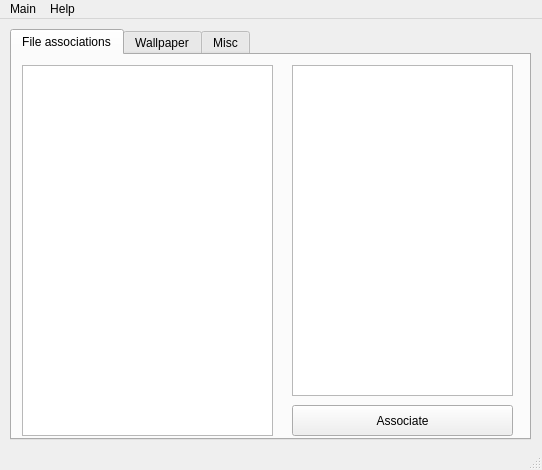
Old version of the form src/qsettings/qsettings.ui in the repository fluxer/bfp.
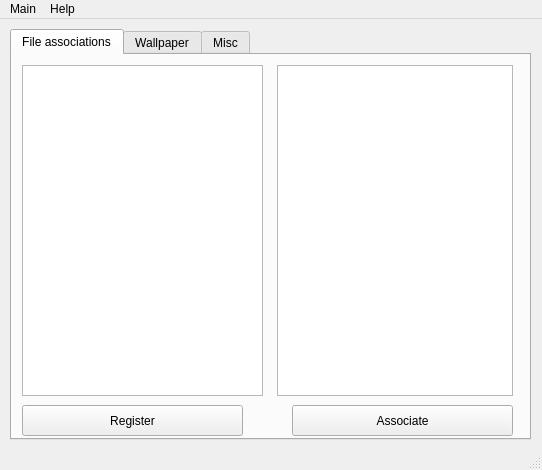
New version of the form. The open tabs and pages were chosen to show the change. Icons and pictures are not drawn.

```diff
--- a/src/qsettings/qsettings.ui
+++ b/src/qsettings/qsettings.ui
@@ -34,22 +34,22 @@
      <attribute name="title">
       <string>File associations</string>
      </attribute>
-     <widget class="QListView" name="MimesView">
+     <widget class="QListWidget" name="MimesView">
       <property name="geometry">
        <rect>
         <x>10</x>
         <y>10</y>
-        <width>251</width>
-        <height>371</height>
+        <width>241</width>
+        <height>331</height>
        </rect>
       </property>
      </widget>
-     <widget class="QListView" name="ProgramsView">
+     <widget class="QListWidget" name="ProgramsView">
       <property name="geometry">
        <rect>
-        <x>280</x>
+        <x>265</x>
         <y>10</y>
-        <width>221</width>
+        <width>236</width>
         <height>331</height>
        </rect>
       </property>
@@ -68,7 +68,24 @@
       </property>
       <property name="icon">
        <iconset resource="../qresources/libqresources.qrc">
-        <normaloff>:/usr/share/qresources/resources/add.svg</normaloff>:/usr/share/qresources/resources/add.svg</iconset>
+        <normaloff>:/share/qresources/resources/gtk-edit.svg</normaloff>:/share/qresources/resources/gtk-edit.svg</iconset>
+      </property>
+     </widget>
+     <widget class="QPushButton" name="RegisterButton">
+      <property name="geometry">
+       <rect>
+        <x>10</x>
+        <y>350</y>
+        <width>221</width>
+        <height>31</height>
+       </rect>
+      </property>
+      <property name="text">
+       <string>Register</string>
+      </property>
+      <property name="icon">
+       <iconset resource="../qresources/libqresources.qrc">
+        <normaloff>:/share/qresources/resources/add.svg</normaloff>:/share/qresources/resources/add.svg</iconset>
       </property>
      </widget>
     </widget>
```
Left out of the diff: 22 changed lines with no effect on the pictures.
